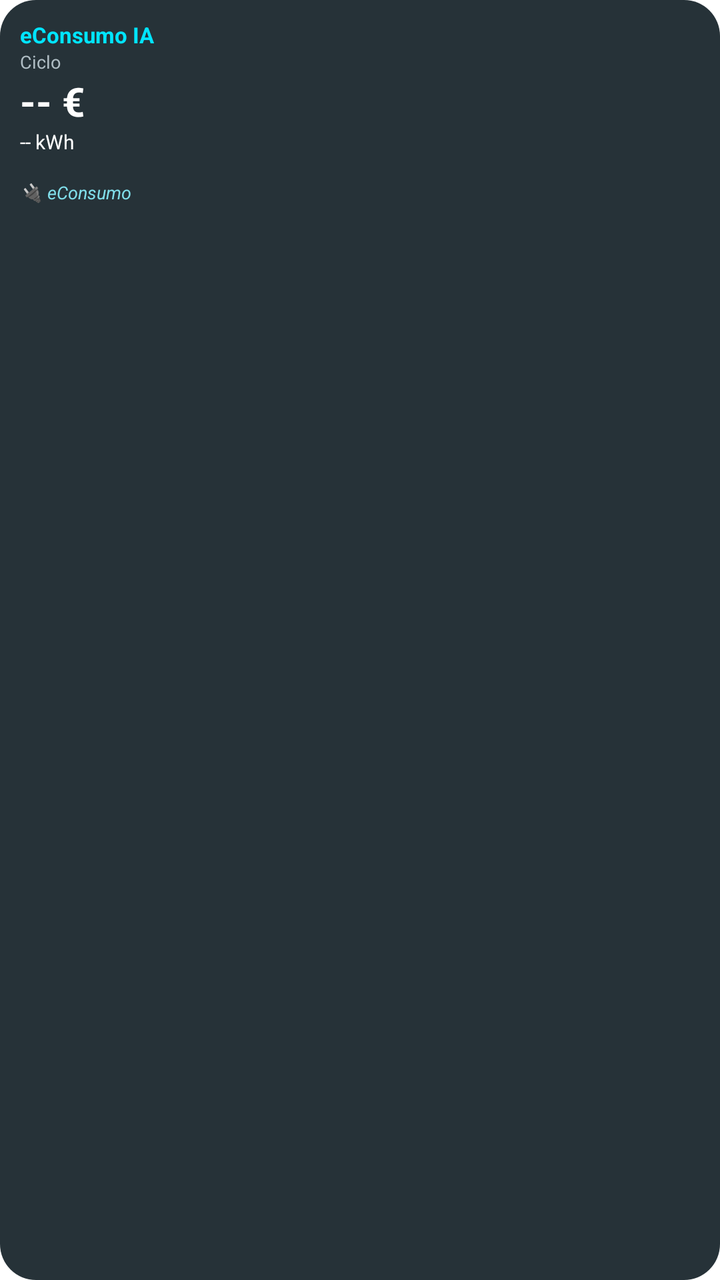
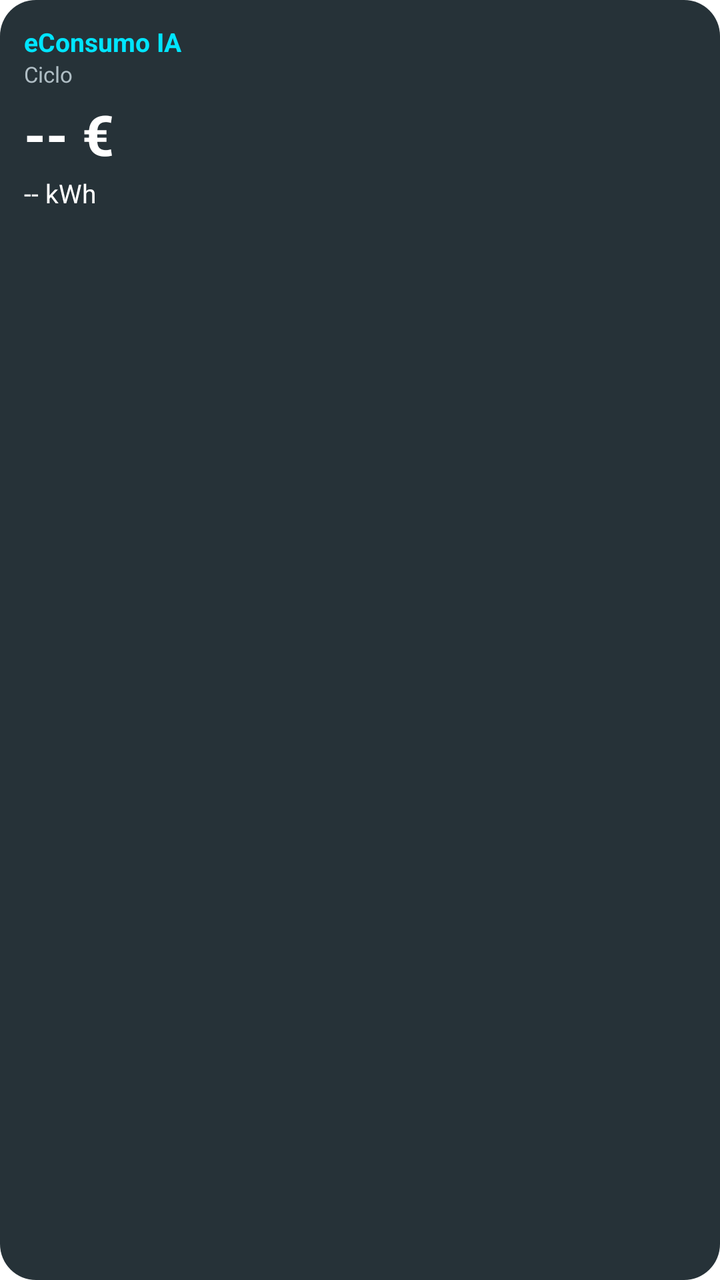

An Android layout rendered at two revisions. The XML below is the earlier revision; the diff shows what the commit changed to produce the second picture.
<!-- AndroidManifest.xml: fallback theme Theme.MaterialComponents.DayNight.NoActionBar -->
<!-- res/layout/widget_econsumo.xml -->
<?xml version="1.0" encoding="utf-8"?>
<LinearLayout xmlns:android="http://schemas.android.com/apk/res/android"
    android:layout_width="match_parent"
    android:layout_height="match_parent"
    android:orientation="vertical"
    android:background="@drawable/widget_background"
    android:padding="10dp">

    <TextView
        android:id="@+id/widget_titulo"
        android:layout_width="match_parent"
        android:layout_height="wrap_content"
        android:text="eConsumo IA"
        android:textColor="#00E5FF"
        android:textSize="11sp"
        android:textStyle="bold" />

    <TextView
        android:id="@+id/widget_fechas"
        android:layout_width="match_parent"
        android:layout_height="wrap_content"
        android:text="Ciclo"
        android:textColor="#B0BEC5"
        android:textSize="9sp" />

    <TextView
        android:id="@+id/widget_euros"
        android:layout_width="match_parent"
        android:layout_height="wrap_content"
        android:text="-- €"
        android:textColor="#FFFFFF"
        android:textSize="20sp"
        android:textStyle="bold" />

    <TextView
        android:id="@+id/widget_kwh"
        android:layout_width="match_parent"
        android:layout_height="wrap_content"
        android:text="-- kWh"
        android:textColor="#FFFFFF"
        android:textSize="10sp" />

    <TextView
        android:id="@+id/widget_prediccion"
        android:layout_width="match_parent"
        android:layout_height="wrap_content"
        android:text=""
        android:textColor="#CFD8DC"
        android:textSize="9sp" />

    <TextView
        android:id="@+id/widget_consejo"
        android:layout_width="match_parent"
        android:layout_height="wrap_content"
        android:text="🔌 eConsumo"
        android:textColor="#80DEEA"
        android:textSize="9sp"
        android:textStyle="italic"
        android:maxLines="2"
        android:ellipsize="end" />

</LinearLayout>
<!-- resources referenced by this layout -->
<resources>
  <!-- drawable widget_background (drawable) -->
  <?xml version="1.0" encoding="utf-8"?>
  <shape xmlns:android="http://schemas.android.com/apk/res/android"
      android:shape="rectangle">
      <solid android:color="#263238" />
      <corners android:radius="18dp" />
  </shape>
</resources>

<!-- the commit's change to res/layout/widget_econsumo.xml (unified diff, before → after) -->
@@ -1,10 +1,11 @@
 <?xml version="1.0" encoding="utf-8"?>
 <LinearLayout xmlns:android="http://schemas.android.com/apk/res/android"
+    android:id="@+id/widget_root"
     android:layout_width="match_parent"
     android:layout_height="match_parent"
     android:orientation="vertical"
     android:background="@drawable/widget_background"
-    android:padding="10dp">
+    android:padding="12dp">
 
     <TextView
         android:id="@+id/widget_titulo"
@@ -12,7 +13,7 @@
         android:layout_height="wrap_content"
         android:text="eConsumo IA"
         android:textColor="#00E5FF"
-        android:textSize="11sp"
+        android:textSize="13sp"
         android:textStyle="bold" />
 
     <TextView
@@ -21,42 +22,35 @@
         android:layout_height="wrap_content"
         android:text="Ciclo"
         android:textColor="#B0BEC5"
-        android:textSize="9sp" />
+        android:textSize="11sp" />
 
     <TextView
         android:id="@+id/widget_euros"
         android:layout_width="match_parent"
         android:layout_height="wrap_content"
+        android:layout_marginTop="4dp"
         android:text="-- €"
         android:textColor="#FFFFFF"
-        android:textSize="20sp"
+        android:textSize="28sp"
         android:textStyle="bold" />
 
     <TextView
         android:id="@+id/widget_kwh"
         android:layout_width="match_parent"
         android:layout_height="wrap_content"
+        android:layout_marginTop="2dp"
         android:text="-- kWh"
         android:textColor="#FFFFFF"
-        android:textSize="10sp" />
+        android:textSize="13sp" />
 
     <TextView
         android:id="@+id/widget_prediccion"
         android:layout_width="match_parent"
         android:layout_height="wrap_content"
+        android:layout_marginTop="4dp"
         android:text=""
-        android:textColor="#CFD8DC"
-        android:textSize="9sp" />
-
-    <TextView
-        android:id="@+id/widget_consejo"
-        android:layout_width="match_parent"
-        android:layout_height="wrap_content"
-        android:text="🔌 eConsumo"
         android:textColor="#80DEEA"
-        android:textSize="9sp"
-        android:textStyle="italic"
-        android:maxLines="2"
-        android:ellipsize="end" />
+        android:textSize="13sp"
+        android:textStyle="bold" />
 
 </LinearLayout>
